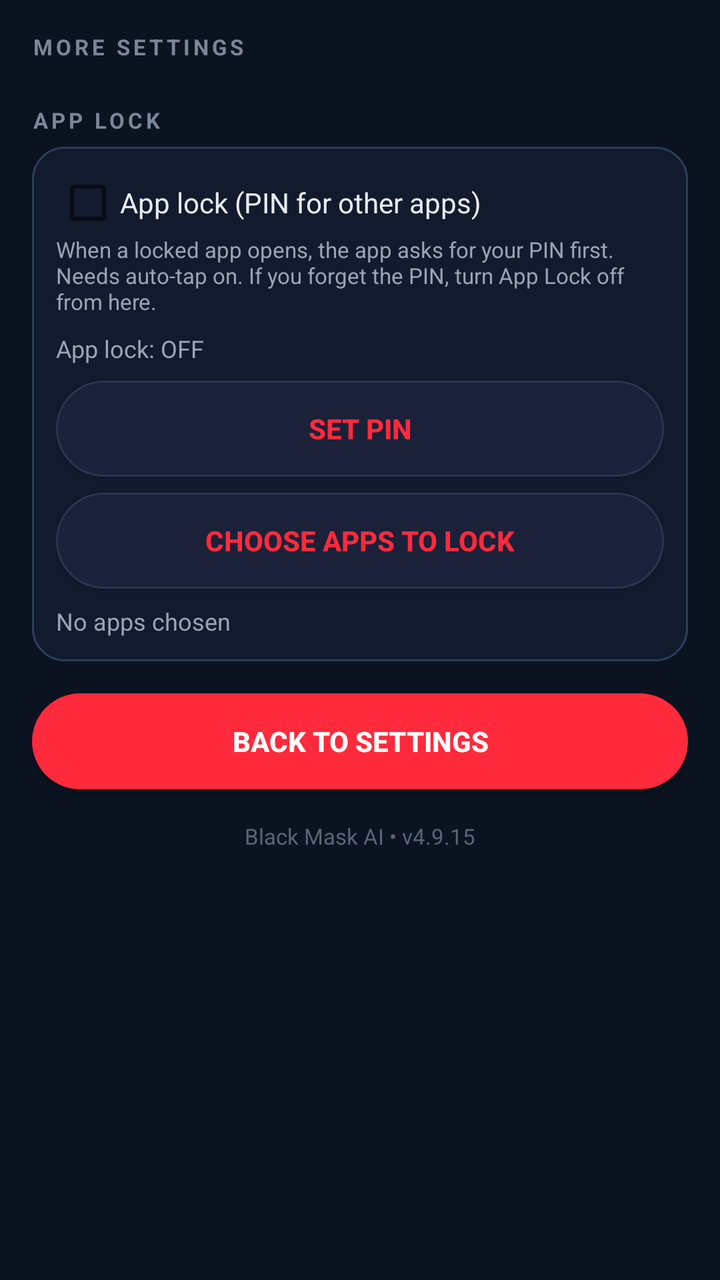
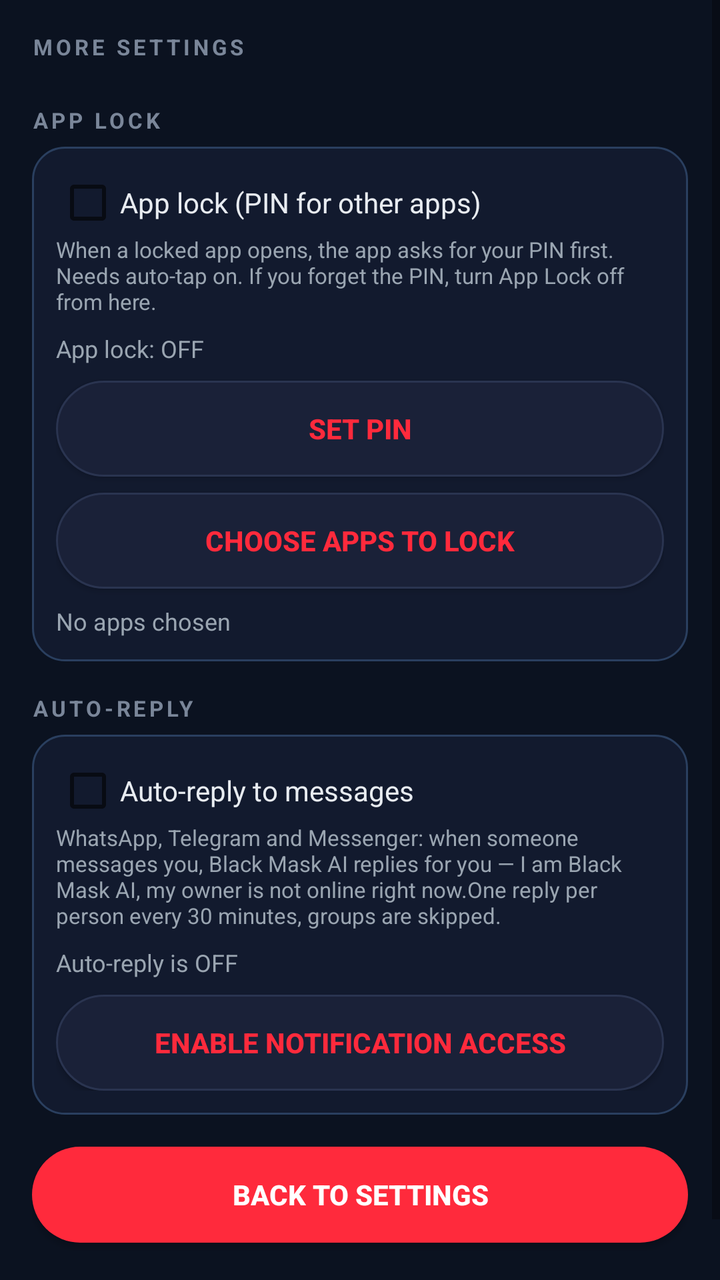

Compare the two renders of this Android layout. The source of the first and the diff that turns it into the second are given below.
<!-- AndroidManifest.xml: application theme android:Theme.Material.Light.NoActionBar -->
<!-- res/layout/activity_more_settings.xml -->
<?xml version="1.0" encoding="utf-8"?>
<ScrollView xmlns:android="http://schemas.android.com/apk/res/android"
    android:layout_width="match_parent"
    android:layout_height="match_parent"
    android:background="#0B1220">

    <LinearLayout
        android:layout_width="match_parent"
        android:layout_height="wrap_content"
        android:orientation="vertical"
        android:padding="16dp">

        <TextView
            android:layout_width="wrap_content"
            android:layout_height="wrap_content"
            android:text="@string/more_settings_title"
            android:textSize="11sp"
            android:textStyle="bold"
            android:textColor="#7A8699"
            android:letterSpacing="0.15"
            android:paddingBottom="6dp" />

        <TextView
            android:layout_width="wrap_content"
            android:layout_height="wrap_content"
            android:text="@string/applock_title"
            android:textSize="11sp"
            android:textStyle="bold"
            android:textColor="#7A8699"
            android:letterSpacing="0.15"
            android:paddingTop="16dp"
            android:paddingBottom="6dp" />

        <LinearLayout
            android:layout_width="match_parent"
            android:layout_height="wrap_content"
            android:orientation="vertical"
            android:background="@drawable/rounded_card"
            android:padding="12dp">

            <CheckBox
                android:id="@+id/applockCheck"
                android:layout_width="wrap_content"
                android:layout_height="wrap_content"
                android:text="@string/applock_toggle"
                android:textColor="#E8ECF1" />

            <TextView
                android:layout_width="match_parent"
                android:layout_height="wrap_content"
                android:text="@string/applock_desc"
                android:textSize="11sp"
                android:textColor="#9AA5B1"
                android:paddingBottom="8dp" />

            <TextView
                android:id="@+id/applockStatus"
                android:layout_width="match_parent"
                android:layout_height="wrap_content"
                android:text="@string/applock_status_off"
                android:textSize="12sp"
                android:textColor="#9AA5B1"
                android:paddingBottom="8dp" />

            <TextView
                android:id="@+id/applockTapWarn"
                android:layout_width="match_parent"
                android:layout_height="wrap_content"
                android:text="@string/applock_need_tap"
                android:textSize="12sp"
                android:textColor="#FF2A3C"
                android:visibility="gone"
                android:paddingBottom="8dp" />

            <Button
                android:id="@+id/applockPinBtn"
                android:layout_width="match_parent"
                android:layout_height="wrap_content"
                android:background="@drawable/btn_dark"
                android:text="@string/applock_set_pin"
                android:textColor="#FF2A3C"
                android:textStyle="bold" />

            <Button
                android:id="@+id/applockPickBtn"
                android:layout_width="match_parent"
                android:layout_height="wrap_content"
                android:layout_marginTop="8dp"
                android:background="@drawable/btn_dark"
                android:text="@string/applock_choose_apps"
                android:textColor="#FF2A3C"
                android:textStyle="bold" />

            <TextView
                android:id="@+id/applockAppsLabel"
                android:layout_width="match_parent"
                android:layout_height="wrap_content"
                android:text="@string/applock_apps_none"
                android:textSize="12sp"
                android:textColor="#9AA5B1"
                android:paddingTop="8dp" />

        </LinearLayout>

        <Button
            android:id="@+id/moreBackBtn"
            android:layout_width="match_parent"
            android:layout_height="wrap_content"
            android:layout_marginTop="16dp"
            android:background="@drawable/btn_primary"
            android:text="@string/applock_back"
            android:textColor="#FFFFFF"
            android:textStyle="bold" />

        <TextView
            android:layout_width="match_parent"
            android:layout_height="wrap_content"
            android:text="@string/footer"
            android:textSize="11sp"
            android:textColor="#5A6577"
            android:gravity="center"
            android:paddingTop="16dp"
            android:paddingBottom="4dp" />

    </LinearLayout>
</ScrollView>
<!-- resources referenced by this layout -->
<resources>
  <!-- drawable btn_dark (drawable) -->
  <?xml version="1.0" encoding="utf-8"?>
  <shape xmlns:android="http://schemas.android.com/apk/res/android"
      android:shape="rectangle">
      <corners android:radius="24dp" />
      <solid android:color="#1A2138" />
      <stroke
          android:width="1dp"
          android:color="#2A3450" />
  </shape>
  <!-- drawable btn_primary (drawable) -->
  <?xml version="1.0" encoding="utf-8"?>
  <shape xmlns:android="http://schemas.android.com/apk/res/android"
      android:shape="rectangle">
      <corners android:radius="24dp" />
      <solid android:color="#FF2A3C" />
  </shape>
  <!-- drawable rounded_card (drawable) -->
  <?xml version="1.0" encoding="utf-8"?>
  <shape xmlns:android="http://schemas.android.com/apk/res/android"
      android:shape="rectangle">
      <solid android:color="#121A2E" />
      <stroke
          android:width="1dp"
          android:color="#2A3F5F" />
      <corners android:radius="16dp" />
  </shape>
  <string name="applock_apps_none">No apps chosen</string>
  <string name="applock_back">Back to Settings</string>
  <string name="applock_choose_apps">Choose apps to lock</string>
  <string name="applock_desc">When a locked app opens, the app asks for your PIN first. Needs auto-tap on. If you forget the PIN, turn App Lock off from here.</string>
  <string name="applock_need_tap">App Lock needs auto-tap ON — turn it on in Settings first.</string>
  <string name="applock_set_pin">Set PIN</string>
  <string name="applock_status_off">App lock: OFF</string>
  <string name="applock_title">APP LOCK</string>
  <string name="applock_toggle">App lock (PIN for other apps)</string>
  <string name="footer">Black Mask AI  •  v4.9.15</string>
  <string name="more_settings_title">MORE SETTINGS</string>
</resources>

<!-- the commit's change to res/layout/activity_more_settings.xml (unified diff, before → after) -->
@@ -102,6 +102,70 @@
 
         </LinearLayout>
 
+        
+        <TextView
+            android:layout_width="wrap_content"
+            android:layout_height="wrap_content"
+            android:text="@string/autoreply_title"
+            android:textSize="11sp"
+            android:textStyle="bold"
+            android:textColor="#7A8699"
+            android:letterSpacing="0.15"
+            android:paddingTop="16dp"
+            android:paddingBottom="6dp" />
+
+        <LinearLayout
+            android:layout_width="match_parent"
+            android:layout_height="wrap_content"
+            android:orientation="vertical"
+            android:background="@drawable/rounded_card"
+            android:padding="12dp">
+
+            <CheckBox
+                android:id="@+id/autoreplyCheck"
+                android:layout_width="wrap_content"
+                android:layout_height="wrap_content"
+                android:text="@string/autoreply_toggle"
+                android:textColor="#E8ECF1" />
+
+            <TextView
+                android:layout_width="match_parent"
+                android:layout_height="wrap_content"
+                android:text="@string/autoreply_desc"
+                android:textSize="11sp"
+                android:textColor="#9AA5B1"
+                android:paddingBottom="8dp" />
+
+            <TextView
+                android:id="@+id/autoreplyStatus"
+                android:layout_width="match_parent"
+                android:layout_height="wrap_content"
+                android:text="@string/autoreply_status_off"
+                android:textSize="12sp"
+                android:textColor="#9AA5B1"
+                android:paddingBottom="8dp" />
+
+            <TextView
+                android:id="@+id/autoreplyNotifWarn"
+                android:layout_width="match_parent"
+                android:layout_height="wrap_content"
+                android:text="@string/autoreply_need_notif"
+                android:textSize="12sp"
+                android:textColor="#FF2A3C"
+                android:visibility="gone"
+                android:paddingBottom="8dp" />
+
+            <Button
+                android:id="@+id/autoreplyNotifBtn"
+                android:layout_width="match_parent"
+                android:layout_height="wrap_content"
+                android:background="@drawable/btn_dark"
+                android:text="@string/autoreply_open_notif"
+                android:textColor="#FF2A3C"
+                android:textStyle="bold" />
+
+        </LinearLayout>
+
         <Button
             android:id="@+id/moreBackBtn"
             android:layout_width="match_parent"
<!-- resource entries referenced after the edit -->
@@ -36,7 +36,13 @@
   <string name="applock_status_off">App lock: OFF</string>
   <string name="applock_title">APP LOCK</string>
   <string name="applock_toggle">App lock (PIN for other apps)</string>
-  <string name="footer">Black Mask AI  •  v4.9.15</string>
+  <string name="autoreply_desc">WhatsApp, Telegram and Messenger: when someone messages you, Black Mask AI replies for you — "I am Black Mask AI, my owner is not online right now." One reply per person every 30 minutes, groups are skipped.</string>
+  <string name="autoreply_need_notif">Notification access is off — auto-reply cannot see messages without it.</string>
+  <string name="autoreply_open_notif">Enable notification access</string>
+  <string name="autoreply_status_off">Auto-reply is OFF</string>
+  <string name="autoreply_title">AUTO-REPLY</string>
+  <string name="autoreply_toggle">Auto-reply to messages</string>
+  <string name="footer">Black Mask AI  •  v4.9.16</string>
   <string name="more_settings_title">MORE SETTINGS</string>
 </resources>
 
